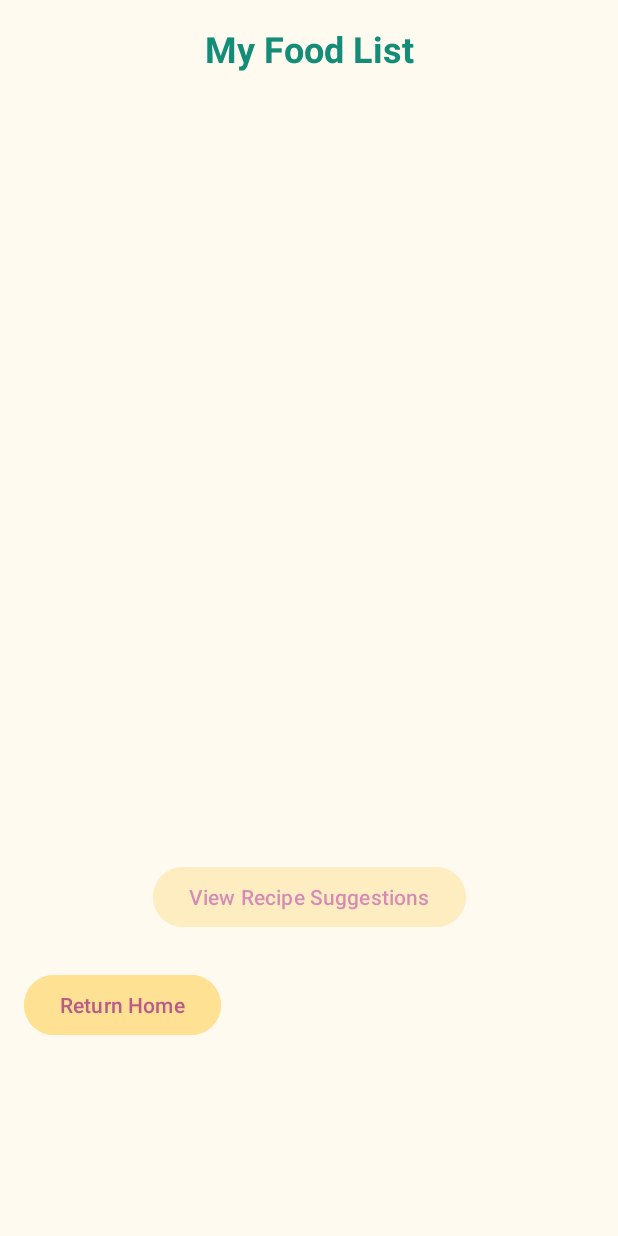
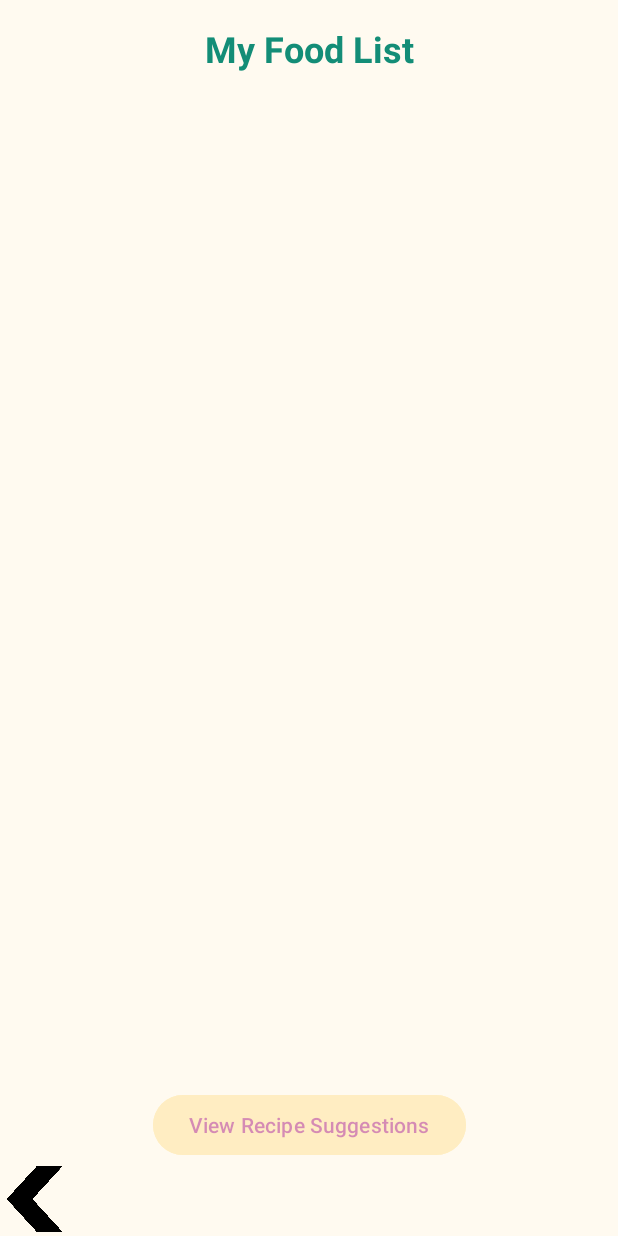
Before and after one commit to icsasso/FoodWasteManager, an Android app: the ViewListActivity screen opened directly, with no data from a screen before it, on a phone screen of 412 x 824 dp. Run offline under Robolectric (Android 15) with nearby library versions, the phone set to English and light mode, and no system bars; 1 statement that could not run was skipped.

Commit message:
Change return home button to arrow.png and edit strings.xml

```diff
--- a/app/src/main/java/com/example/foodwastemanager/ui/EditFoodActivity.kt
+++ b/app/src/main/java/com/example/foodwastemanager/ui/EditFoodActivity.kt
@@ -4,6 +4,7 @@ import android.content.Intent
 import android.os.Bundle
 import android.widget.Button
 import android.widget.EditText
+import android.widget.ImageButton
 import android.widget.Toast
 import androidx.appcompat.app.AppCompatActivity
 import androidx.recyclerview.widget.LinearLayoutManager
@@ -57,7 +58,7 @@ class EditFoodActivity : AppCompatActivity() {
             }
         }
 
-        val returnHomeButton = findViewById<Button>(R.id.returnHomeButton)
+        val returnHomeButton = findViewById<ImageButton>(R.id.returnHomeButton)
         returnHomeButton.setOnClickListener {
             val intent = Intent(this, MainActivity::class.java)
             // This clears the back stack so MainActivity is on top
@@ -85,7 +86,7 @@ class EditFoodActivity : AppCompatActivity() {
                     Toast.makeText(this@EditFoodActivity, "Food saved successfully!", Toast.LENGTH_SHORT).show()
 
                     // Add to local adapter for immediate UI update
-                    adapter.addItem(com.example.foodwastemanager.ui.FoodItem(name, expiration))
+                    adapter.addItem(FoodItem(name, expiration))
 
                     // Clear inputs
                     nameInput.text.clear()
--- a/app/src/main/java/com/example/foodwastemanager/ui/ViewListActivity.kt
+++ b/app/src/main/java/com/example/foodwastemanager/ui/ViewListActivity.kt
@@ -4,6 +4,7 @@ import android.content.Intent
 import android.os.Build
 import android.os.Bundle
 import android.widget.Button
+import android.widget.ImageButton
 import androidx.appcompat.app.AppCompatActivity
 import androidx.recyclerview.widget.LinearLayoutManager
 import androidx.recyclerview.widget.RecyclerView
@@ -51,7 +52,7 @@ class ViewListActivity : AppCompatActivity() {
                 startActivity(intent)
             }
         }
-        val returnHomeButton = findViewById<Button>(R.id.returnHomeButton)
+        val returnHomeButton = findViewById<ImageButton>(R.id.returnHomeButton)
         returnHomeButton.setOnClickListener {
             val intent = Intent(this, MainActivity::class.java)
             // This clears the back stack so MainActivity is on top
--- a/app/src/main/res/layout/view_list.xml
+++ b/app/src/main/res/layout/view_list.xml
@@ -1,7 +1,6 @@
 <?xml version="1.0" encoding="utf-8"?>
 <androidx.constraintlayout.widget.ConstraintLayout xmlns:android="http://schemas.android.com/apk/res/android"
     xmlns:app="http://schemas.android.com/apk/res-auto"
-    xmlns:tools="http://schemas.android.com/tools"
     android:layout_width="match_parent"
     android:layout_height="match_parent"
     android:background="#fffaf0">
@@ -15,7 +14,7 @@
         android:layout_height="wrap_content"
         android:layout_margin="16dp"
         android:layout_marginTop="16dp"
-        android:text="My Food List"
+        android:text="@string/list_title"
         android:textColor="#138d77"
         android:textSize="24sp"
         android:textStyle="bold"
@@ -26,8 +25,9 @@
     <androidx.recyclerview.widget.RecyclerView
         android:id="@+id/recipeRecyclerView"
         android:layout_width="0dp"
-        android:layout_height="525dp"
+        android:layout_height="0dp"
         android:padding="8dp"
+        app:layout_constraintBottom_toTopOf="@+id/viewRecipeSuggestionsButton"
         app:layout_constraintEnd_toEndOf="parent"
         app:layout_constraintStart_toStartOf="parent"
         app:layout_constraintTop_toBottomOf="@id/listTitle" />
@@ -36,23 +36,24 @@
         android:id="@+id/viewRecipeSuggestionsButton"
         android:layout_width="wrap_content"
         android:layout_height="wrap_content"
+        android:layout_marginBottom="50dp"
         android:backgroundTint="#ffe194"
-        android:text="View Recipe Suggestions"
+        android:text="@string/button_view_recipes"
         android:textColor="#ab1d79"
+        app:layout_constraintBottom_toBottomOf="parent"
         app:layout_constraintEnd_toEndOf="parent"
+        app:layout_constraintStart_toStartOf="parent" />
+
+    <ImageButton
+        android:id="@+id/returnHomeButton"
+        android:layout_width="48dp"
+        android:layout_height="48dp"
+        android:background="@android:color/transparent"
+        android:contentDescription="@string/arrow"
+        android:scaleType="fitCenter"
+        app:layout_constraintBottom_toBottomOf="parent"
         app:layout_constraintStart_toStartOf="parent"
-        app:layout_constraintTop_toBottomOf="@+id/recipeRecyclerView" />
+        app:layout_constraintTop_toBottomOf="@+id/viewRecipeSuggestionsButton"
+        app:srcCompat="@drawable/arrow" />
 
-    <Button
-        android:id="@+id/returnHomeButton"
-        android:layout_width="wrap_content"
-        android:layout_height="wrap_content"
-        android:layout_marginTop="24dp"
-        android:backgroundTint="#ffe194"
-        android:text="Return Home"
-        android:textColor="#ba5a87"
-        app:layout_constraintEnd_toEndOf="parent"
-        app:layout_constraintHorizontal_bias="0.057"
-        app:layout_constraintStart_toStartOf="parent"
-        app:layout_constraintTop_toBottomOf="@+id/viewRecipeSuggestionsButton" />
 </androidx.constraintlayout.widget.ConstraintLayout>
```
Also changed, not shown: app/src/main/res/layout/edit_food.xml (+15 -13 lines), app/src/main/res/layout/recipe_recommendations.xml (+13 -2 lines), app/src/main/res/values/strings.xml (+9 -1 lines), app/src/main/res/drawable/arrow.png (added).
